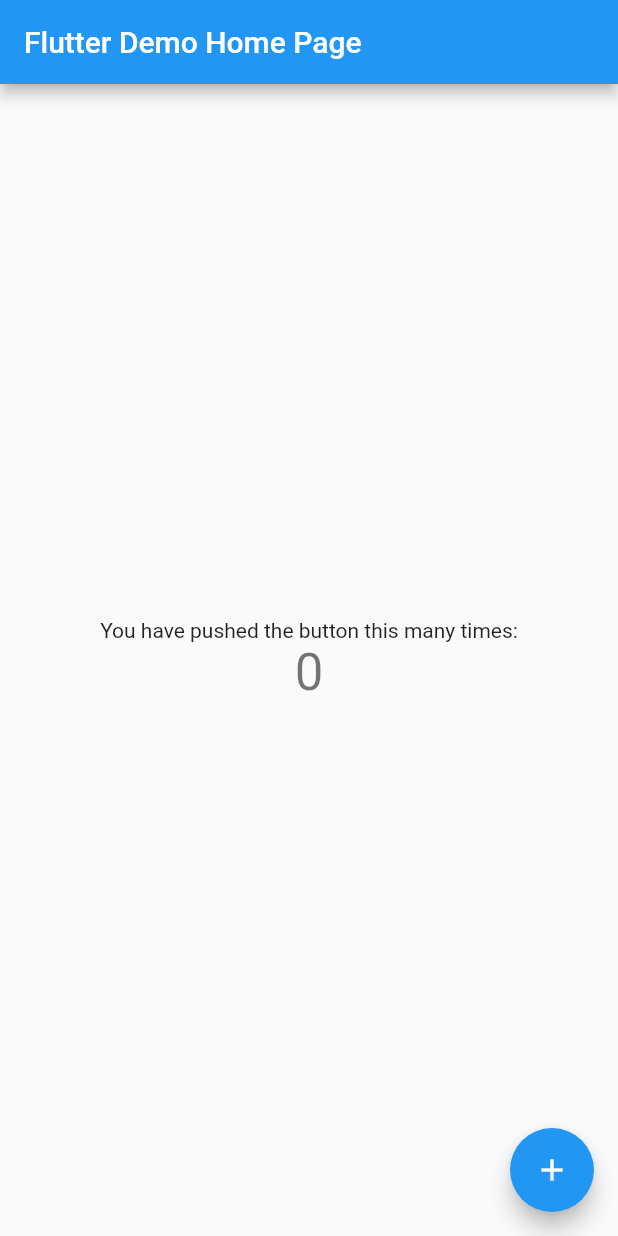
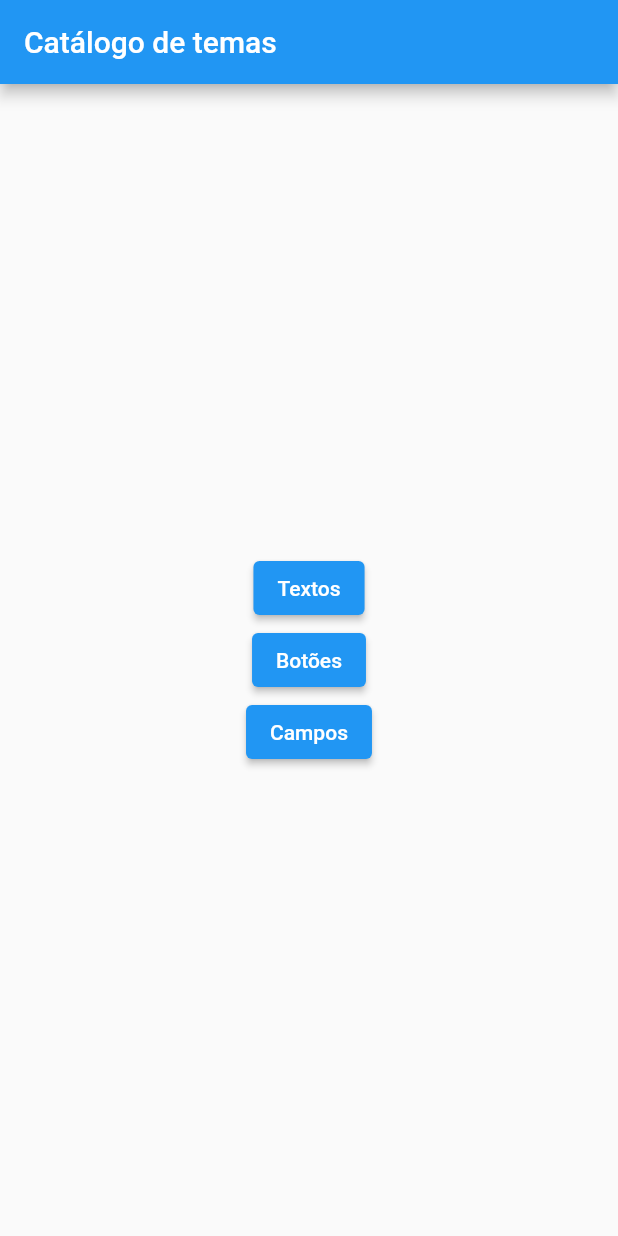
Before and after one commit to layshidani/puc-seu-louviral, a Flutter app: the screen it shows after launch, on a phone screen of 412 x 824 dp. Run offline on Flutter 3.47's test engine with Material 2 defaults, Android fonts, the phone set to English and light mode, and no system bars; our stand-ins replace firebase_core; accounts and stored records are empty.

```diff
--- /dev/null
+++ b/seu_lourival/lib/_debug/DS_catalog/page.dart
@@ -0,0 +1,37 @@
+import 'package:flutter/material.dart';
+import 'package:flutter/src/foundation/key.dart';
+import 'package:flutter/src/widgets/framework.dart';
+import 'package:seu_lourival/_debug/DS_catalog/text.dart';
+
+class ThemesCatalogPage extends StatelessWidget {
+  const ThemesCatalogPage({Key? key}) : super(key: key);
+
+  @override
+  Widget build(BuildContext context) {
+    return Scaffold(
+      appBar: AppBar(title: Text('Catálogo de temas')),
+      body: Center(
+        child: Column(
+          mainAxisAlignment: MainAxisAlignment.center,
+          children: [
+            ElevatedButton(
+              child: const Text('Textos'),
+              onPressed: () => {
+                Navigator.push(context,
+                    MaterialPageRoute(builder: (context) => const TextCatalog()))
+              },
+            ),
+            ElevatedButton(
+              child: const Text('Botões'),
+              onPressed: () => {},
+            ),
+            ElevatedButton(
+              child: const Text('Campos'),
+              onPressed: () => {},
+            ),
+          ],
+        ),
+      ),
+    );
+  }
+}
--- a/seu_lourival/lib/main.dart
+++ b/seu_lourival/lib/main.dart
@@ -1,4 +1,5 @@
 import 'package:flutter/material.dart';
+import 'package:seu_lourival/_debug/DS_catalog/page.dart';
 
 void main() {
   runApp(const MyApp());
@@ -7,109 +8,14 @@ void main() {
 class MyApp extends StatelessWidget {
   const MyApp({Key? key}) : super(key: key);
 
-  // This widget is the root of your application.
   @override
   Widget build(BuildContext context) {
     return MaterialApp(
       title: 'Flutter Demo',
       theme: ThemeData(
-        // This is the theme of your application.
-        //
-        // Try running your application with "flutter run". You'll see the
-        // application has a blue toolbar. Then, without quitting the app, try
-        // changing the primarySwatch below to Colors.green and then invoke
-        // "hot reload" (press "r" in the console where you ran "flutter run",
-        // or simply save your changes to "hot reload" in a Flutter IDE).
-        // Notice that the counter didn't reset back to zero; the application
-        // is not restarted.
         primarySwatch: Colors.blue,
       ),
-      home: const MyHomePage(title: 'Flutter Demo Home Page'),
+      home: const ThemesCatalogPage(),
     );
   }
 }
-
-class MyHomePage extends StatefulWidget {
-  const MyHomePage({Key? key, required this.title}) : super(key: key);
-
-  // This widget is the home page of your application. It is stateful, meaning
-  // that it has a State object (defined below) that contains fields that affect
-  // how it looks.
-
-  // This class is the configuration for the state. It holds the values (in this
-  // case the title) provided by the parent (in this case the App widget) and
-  // used by the build method of the State. Fields in a Widget subclass are
-  // always marked "final".
-
-  final String title;
-
-  @override
-  State<MyHomePage> createState() => _MyHomePageState();
-}
-
-class _MyHomePageState extends State<MyHomePage> {
-  int _counter = 0;
-
-  void _incrementCounter() {
-    setState(() {
-      // This call to setState tells the Flutter framework that something has
-      // changed in this State, which causes it to rerun the build method below
-      // so that the display can reflect the updated values. If we changed
-      // _counter without calling setState(), then the build method would not be
-      // called again, and so nothing would appear to happen.
-      _counter++;
-    });
-  }
-
-  @override
-  Widget build(BuildContext context) {
-    // This method is rerun every time setState is called, for instance as done
-    // by the _incrementCounter method above.
-    //
-    // The Flutter framework has been optimized to make rerunning build methods
-    // fast, so that you can just rebuild anything that needs updating rather
-    // than having to individually change instances of widgets.
-    return Scaffold(
-      appBar: AppBar(
-        // Here we take the value from the MyHomePage object that was created by
-        // the App.build method, and use it to set our appbar title.
-        title: Text(widget.title),
-      ),
-      body: Center(
-        // Center is a layout widget. It takes a single child and positions it
-        // in the middle of the parent.
-        child: Column(
-          // Column is also a layout widget. It takes a list of children and
-          // arranges them vertically. By default, it sizes itself to fit its
-          // children horizontally, and tries to be as tall as its parent.
-          //
-          // Invoke "debug painting" (press "p" in the console, choose the
-          // "Toggle Debug Paint" action from the Flutter Inspector in Android
-          // Studio, or the "Toggle Debug Paint" command in Visual Studio Code)
-          // to see the wireframe for each widget.
-          //
-          // Column has various properties to control how it sizes itself and
-          // how it positions its children. Here we use mainAxisAlignment to
-          // center the children vertically; the main axis here is the vertical
-          // axis because Columns are vertical (the cross axis would be
-          // horizontal).
-          mainAxisAlignment: MainAxisAlignment.center,
-          children: <Widget>[
-            const Text(
-              'You have pushed the button this many times:',
-            ),
-            Text(
-              '$_counter',
-              style: Theme.of(context).textTheme.headline4,
-            ),
-          ],
-        ),
-      ),
-      floatingActionButton: FloatingActionButton(
-        onPressed: _incrementCounter,
-        tooltip: 'Increment',
-        child: const Icon(Icons.add),
-      ), // This trailing comma makes auto-formatting nicer for build methods.
-    );
-  }
-}
```
Also changed, not shown: seu_lourival/lib/_debug/DS_catalog/text.dart (added, +90 -0 lines), seu_lourival/lib/core/theme/custom_text_style.dart (+9 -9 lines), seu_lourival/lib/global_widgets/text/text.dart (+12 -17 lines), seu_lourival/lib/global_widgets/text/title.dart (+13 -15 lines).
